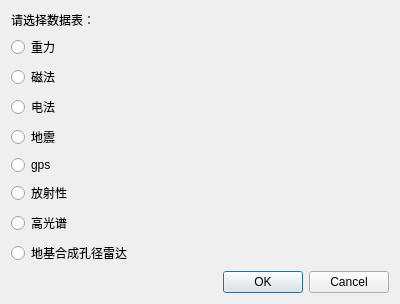
Qt form choose_data_table.ui (sh1nyru0/SP) before a commit.
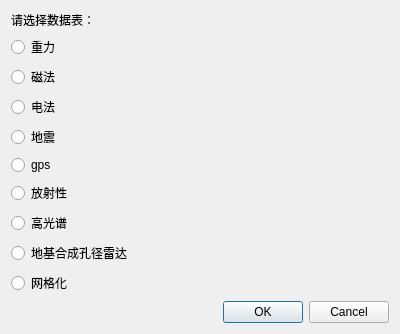
The same form after that commit.

The edit to the form file:
```diff
--- a/choose_data_table.ui
+++ b/choose_data_table.ui
@@ -105,6 +105,16 @@
          </attribute>
         </widget>
        </item>
+       <item>
+        <widget class="QRadioButton" name="radioButton">
+         <property name="text">
+          <string>网格化</string>
+         </property>
+         <attribute name="buttonGroup">
+          <string notr="true">buttonGroup</string>
+         </attribute>
+        </widget>
+       </item>
       </layout>
      </item>
      <item>
```
